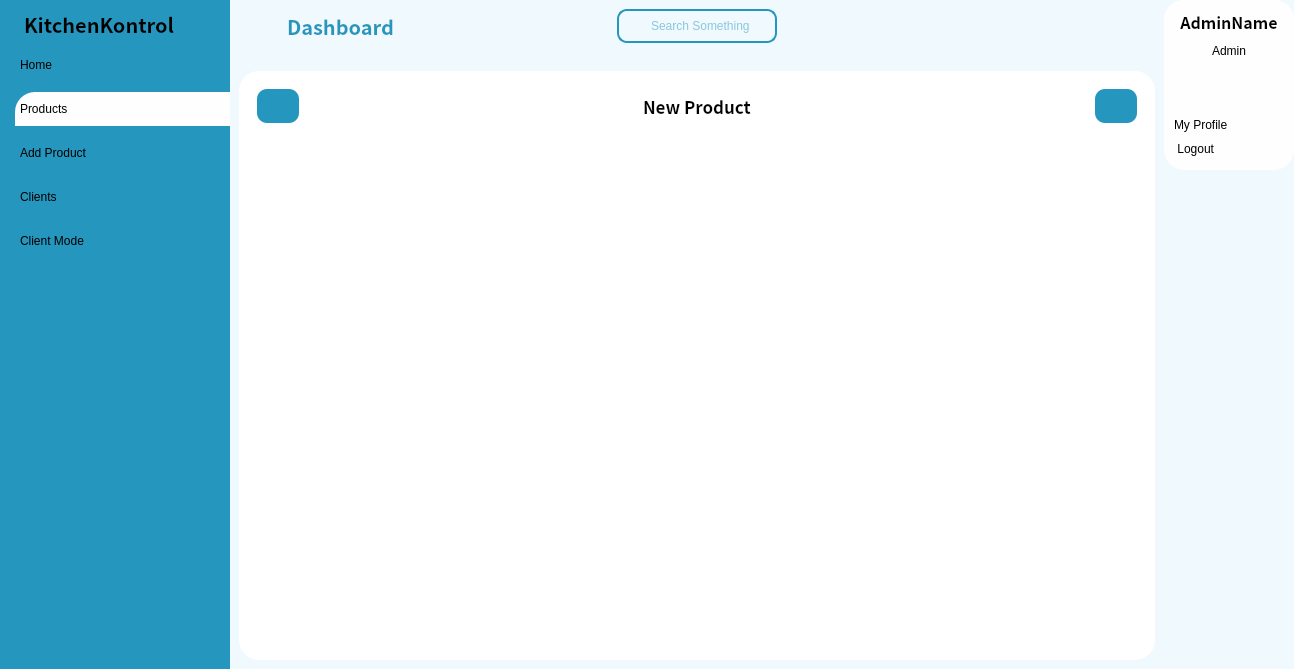
First picture: the form in src/view/NewProduct.ui, repository chonrc/KontrolKitchenApp, before the edit.
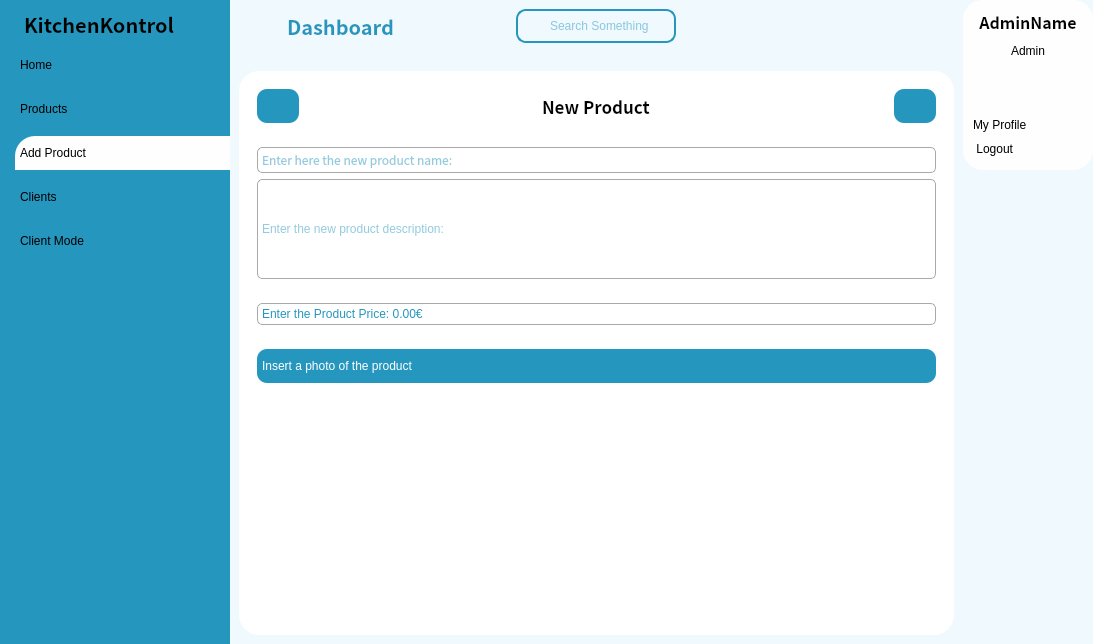
Second picture: the form after the edit. Icons and pictures are not drawn. Custom widgets are drawn as their Qt base class.

Commit message: NewProduct interface finished

The edit to the form file:
```diff
--- a/src/view/NewProduct.ui
+++ b/src/view/NewProduct.ui
@@ -6,8 +6,8 @@
    <rect>
     <x>0</x>
     <y>0</y>
-    <width>1294</width>
-    <height>669</height>
+    <width>1093</width>
+    <height>644</height>
    </rect>
   </property>
   <property name="sizePolicy">
@@ -257,33 +257,33 @@
                  <widget class="QPushButton" name="Products_bttn">
                   <property name="styleSheet">
                    <string notr="true">padding: 10px 5px;
+
+text-align:left;</string>
+                  </property>
+                  <property name="text">
+                   <string>Products</string>
+                  </property>
+                  <property name="icon">
+                   <iconset resource="res.qrc">
+                    <normaloff>:/whiteIcons/resources/icons_white/bar-chart.svg</normaloff>:/whiteIcons/resources/icons_white/bar-chart.svg</iconset>
+                  </property>
+                  <property name="iconSize">
+                   <size>
+                    <width>24</width>
+                    <height>24</height>
+                   </size>
+                  </property>
+                 </widget>
+                </item>
+                <item>
+                 <widget class="QPushButton" name="NewProduct_bttn">
+                  <property name="styleSheet">
+                   <string notr="true">padding: 10px 5px;
 background-color: #fefeff;
 text-align:left;
 border-top-left-radius:20px;</string>
                   </property>
                   <property name="text">
-                   <string>Products</string>
-                  </property>
-                  <property name="icon">
-                   <iconset resource="res.qrc">
-                    <normaloff>:/blueIcons/resources/icons_blue/bar-chart.svg</normaloff>:/blueIcons/resources/icons_blue/bar-chart.svg</iconset>
-                  </property>
-                  <property name="iconSize">
-                   <size>
-                    <width>24</width>
-                    <height>24</height>
-                   </size>
-                  </property>
-                 </widget>
-                </item>
-                <item>
-                 <widget class="QPushButton" name="NewProduct_bttn">
-                  <property name="styleSheet">
-                   <string notr="true">padding: 10px 5px;
-
-text-align:left;</string>
-                  </property>
-                  <property name="text">
                    <string>Add Product</string>
                   </property>
                   <property name="icon">
@@ -663,14 +663,171 @@
              </item>
              <item>
               <widget class="QFrame" name="frame_6">
+               <property name="sizePolicy">
+                <sizepolicy hsizetype="Preferred" vsizetype="Expanding">
+                 <horstretch>0</horstretch>
+                 <verstretch>0</verstretch>
+                </sizepolicy>
+               </property>
                <property name="frameShape">
                 <enum>QFrame::StyledPanel</enum>
                </property>
                <property name="frameShadow">
                 <enum>QFrame::Raised</enum>
                </property>
+               <layout class="QVBoxLayout" name="verticalLayout_2">
+                <property name="leftMargin">
+                 <number>0</number>
+                </property>
+                <property name="topMargin">
+                 <number>0</number>
+                </property>
+                <property name="rightMargin">
+                 <number>0</number>
+                </property>
+                <property name="bottomMargin">
+                 <number>0</number>
+                </property>
+                <item alignment="Qt::AlignTop">
+                 <widget class="QFrame" name="frame">
+                  <property name="frameShape">
+                   <enum>QFrame::StyledPanel</enum>
+                  </property>
+                  <property name="frameShadow">
+                   <enum>QFrame::Raised</enum>
+                  </property>
+                  <layout class="QVBoxLayout" name="verticalLayout_3">
+                   <item>
+                    <widget class="QLineEdit" name="ProductName_line">
+                     <property name="font">
+                      <font>
+                       <family>Noto Sans CJK HK</family>
+                      </font>
+                     </property>
+                     <property name="styleSheet">
+                      <string notr="true">    border: 1px solid #a9a9a9;
+    border-radius: 5px;
+    padding: 2px;
+    min-width: 70px;</string>
+                     </property>
+                     <property name="placeholderText">
+                      <string>Enter here the new product name:</string>
+                     </property>
+                    </widget>
+                   </item>
+                   <item>
+                    <widget class="QLineEdit" name="lineDescription">
+                     <property name="minimumSize">
+                      <size>
+                       <width>76</width>
+                       <height>100</height>
+                      </size>
+                     </property>
+                     <property name="styleSheet">
+                      <string notr="true">    border: 1px solid #a9a9a9;
+    border-radius: 5px;
+    padding: 2px;
+    min-width: 70px;</string>
+                     </property>
+                     <property name="placeholderText">
+                      <string>Enter the new product description:</string>
+                     </property>
+                    </widget>
+                   </item>
+                  </layout>
+                 </widget>
+                </item>
+                <item alignment="Qt::AlignTop">
+                 <widget class="QFrame" name="frame_2">
+                  <property name="frameShape">
+                   <enum>QFrame::StyledPanel</enum>
+                  </property>
+                  <property name="frameShadow">
+                   <enum>QFrame::Raised</enum>
+                  </property>
+                  <layout class="QHBoxLayout" name="horizontalLayout_7">
+                   <item>
+                    <widget class="QDoubleSpinBox" name="doubleSpinBox">
+                     <property name="font">
+                      <font>
+                       <weight>50</weight>
+                       <bold>false</bold>
+                      </font>
+                     </property>
+                     <property name="styleSheet">
+                      <string notr="true">QDoubleSpinBox {
+    border: 1px solid #a9a9a9;
+    border-radius: 5px;
+    padding: 2px;
+    min-width: 70px;
+	color: #2596be
+}
+
+
+
+</string>
+                     </property>
+                     <property name="buttonSymbols">
+                      <enum>QAbstractSpinBox::NoButtons</enum>
+                     </property>
+                     <property name="prefix">
+                      <string>Enter the Product Price: </string>
+                     </property>
+                     <property name="suffix">
+                      <string>€</string>
+                     </property>
+                     <property name="singleStep">
+                      <double>0.500000000000000</double>
+                     </property>
+                    </widget>
+                   </item>
+                  </layout>
+                 </widget>
+                </item>
+                <item>
+                 <widget class="QFrame" name="frame_3">
+                  <property name="frameShape">
+                   <enum>QFrame::StyledPanel</enum>
+                  </property>
+                  <property name="frameShadow">
+                   <enum>QFrame::Raised</enum>
+                  </property>
+                  <layout class="QHBoxLayout" name="horizontalLayout_8">
+                   <item>
+                    <widget class="QPushButton" name="pushButton">
+                     <property name="styleSheet">
+                      <string notr="true">border-radius: 10px;
+border: none;
+background-color: rgb(37, 150, 190);</string>
+                     </property>
+                     <property name="text">
+                      <string>Insert a photo of the product</string>
+                     </property>
+                     <property name="icon">
+                      <iconset resource="res.qrc">
+                       <normaloff>:/whiteIcons/resources/icons_white/camera.svg</normaloff>:/whiteIcons/resources/icons_white/camera.svg</iconset>
+                     </property>
+                    </widget>
+                   </item>
+                  </layout>
+                 </widget>
+                </item>
+               </layout>
               </widget>
              </item>
+             <item>
+              <spacer name="verticalSpacer">
+               <property name="orientation">
+                <enum>Qt::Vertical</enum>
+               </property>
+               <property name="sizeHint" stdset="0">
+                <size>
+                 <width>20</width>
+                 <height>40</height>
+                </size>
+               </property>
+              </spacer>
+             </item>
             </layout>
            </widget>
           </item>
```
Left out of the diff: 2 changed lines with no effect on the pictures. The commit also changes 3 other files.
